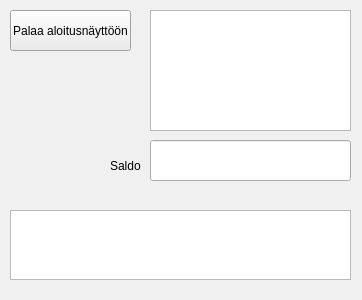
Old version of the form PankkiAutomaatti/exe/naytasaldo.ui in the repository banksimul2022/group2.
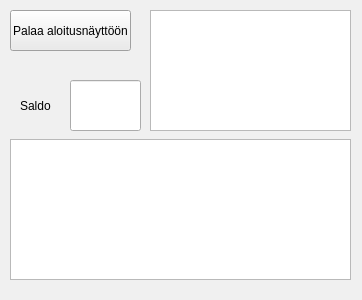
New version of the form.

```diff
--- a/PankkiAutomaatti/exe/naytasaldo.ui
+++ b/PankkiAutomaatti/exe/naytasaldo.ui
@@ -579,18 +579,18 @@
   <widget class="QLineEdit" name="saldoedit">
    <property name="geometry">
     <rect>
-     <x>150</x>
-     <y>140</y>
-     <width>201</width>
-     <height>41</height>
+     <x>70</x>
+     <y>80</y>
+     <width>71</width>
+     <height>51</height>
     </rect>
    </property>
   </widget>
   <widget class="QLabel" name="label">
    <property name="geometry">
     <rect>
-     <x>110</x>
-     <y>150</y>
+     <x>20</x>
+     <y>90</y>
      <width>81</width>
      <height>31</height>
     </rect>
@@ -613,9 +613,9 @@
    <property name="geometry">
     <rect>
      <x>10</x>
-     <y>210</y>
+     <y>139</y>
      <width>341</width>
-     <height>70</height>
+     <height>141</height>
     </rect>
    </property>
    <property name="palette">
```
